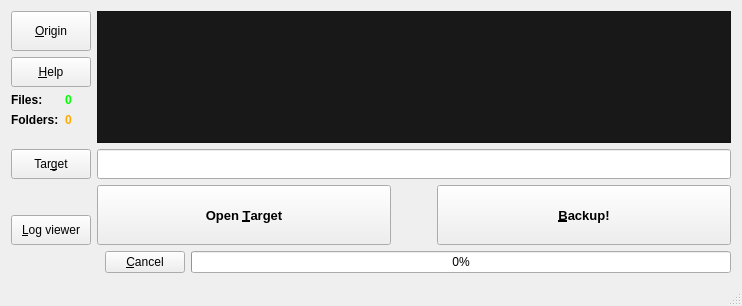
Before: the Qt Designer form bumain.ui in GTRONICK/QBack, drawn with Qt 5.
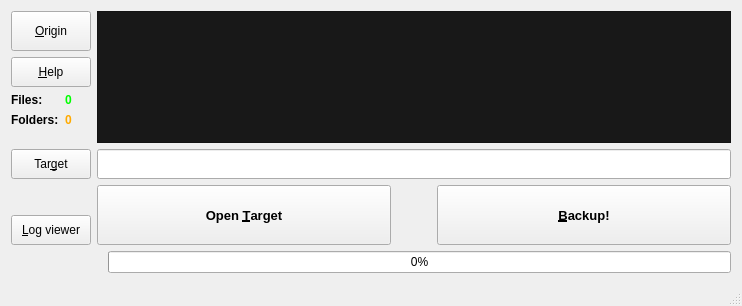
After: the same form once the commit is applied. Icons and pictures are not drawn.

Commit message:
Removed the cancel button
Cancel button removed, due to that, the Backup button now can acts as a cancel button after the copy starts.

What changed in the file:
```diff
--- a/bumain.ui
+++ b/bumain.ui
@@ -402,31 +402,12 @@
         </property>
         <property name="sizeHint" stdset="0">
          <size>
-          <width>94</width>
+          <width>97</width>
           <height>20</height>
          </size>
         </property>
        </spacer>
       </item>
-      <item>
-       <widget class="QPushButton" name="cancelButton">
-        <property name="sizePolicy">
-         <sizepolicy hsizetype="Fixed" vsizetype="Fixed">
-          <horstretch>0</horstretch>
-          <verstretch>0</verstretch>
-         </sizepolicy>
-        </property>
-        <property name="minimumSize">
-         <size>
-          <width>80</width>
-          <height>0</height>
-         </size>
-        </property>
-        <property name="text">
-         <string>&amp;Cancel</string>
-        </property>
-       </widget>
-      </item>
       <item>
        <widget class="QProgressBar" name="overallCopyProgressBar">
         <property name="value">
```
